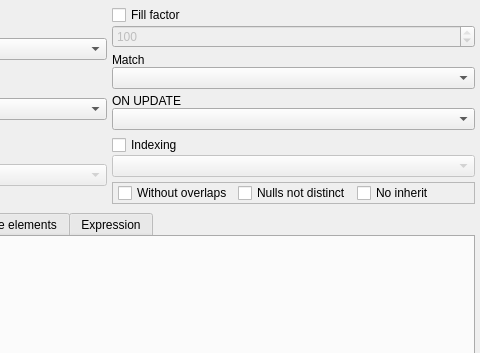
nullptrlabs/pgmodeler, file libs/libgui/ui/dbobjects/constraintwidget.ui: the form before one commit; both pictures show x 261 to 741 and y 0 to 353 of the 741 by 555 pixel window.
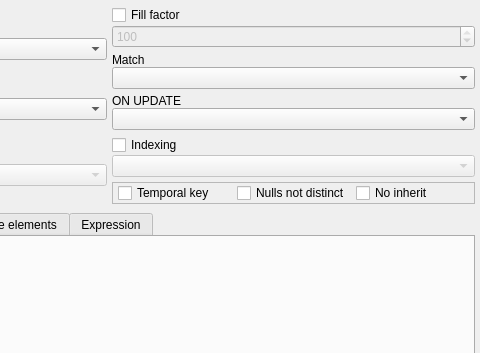
The form after the commit. Icons and pictures are not drawn.

Commit message: Unified the concept of WITHOUT OVERLAPS (pk and uq) and PERIOD (fk) into one "temporal key". During the code generation of a constraint the correct keyword is used depending on the constraint type.

What changed in the file:
```diff
--- a/libs/libgui/ui/dbobjects/constraintwidget.ui
+++ b/libs/libgui/ui/dbobjects/constraintwidget.ui
@@ -246,7 +246,7 @@
              </sizepolicy>
             </property>
             <property name="text">
-             <string>Without overlaps</string>
+             <string>Temporal key</string>
             </property>
            </widget>
           </item>
```
Left out of the diff: 2 changed lines with no effect on the pictures. The commit also changes 10 other files.
